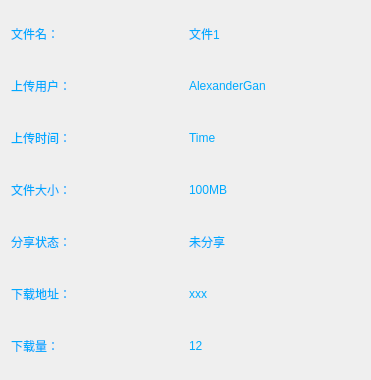
Ganwenzhao/huhu_disk_client, file mywidget/filepropertyinfo.ui: the form before one commit.
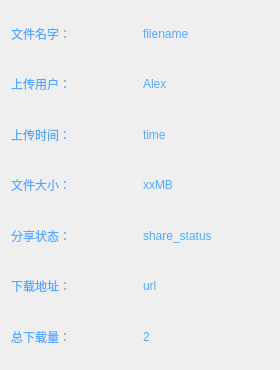
The form after the commit.

Commit message: Add some func*s in myfiles.cpp and change the UI of propertyinfo.

```diff
--- a/mywidget/filepropertyinfo.ui
+++ b/mywidget/filepropertyinfo.ui
@@ -1,170 +1,170 @@
 <?xml version="1.0" encoding="UTF-8"?>
 <ui version="4.0">
  <class>FilePropertyInfo</class>
- <widget class="QWidget" name="FilePropertyInfo">
+ <widget class="QDialog" name="FilePropertyInfo">
   <property name="geometry">
    <rect>
     <x>0</x>
     <y>0</y>
-    <width>371</width>
-    <height>380</height>
+    <width>280</width>
+    <height>370</height>
    </rect>
   </property>
   <property name="windowTitle">
-   <string>Form</string>
+   <string>Dialog</string>
   </property>
   <layout class="QGridLayout" name="gridLayout">
+   <item row="0" column="0">
+    <widget class="QLabel" name="label">
+     <property name="styleSheet">
+      <string notr="true">color: rgb(85, 170, 255);
+font: 16pt &quot;微软雅黑&quot;;</string>
+     </property>
+     <property name="text">
+      <string>文件名字：</string>
+     </property>
+    </widget>
+   </item>
    <item row="0" column="1">
     <widget class="QLabel" name="label_name">
      <property name="styleSheet">
-      <string notr="true">color: rgb(0, 170, 255);
-font: 18pt &quot;微软雅黑&quot;;</string>
+      <string notr="true">color: rgb(85, 170, 255);
+font: 16pt &quot;微软雅黑&quot;;</string>
      </property>
      <property name="text">
-      <string>文件1</string>
+      <string>filename</string>
+     </property>
+    </widget>
+   </item>
+   <item row="1" column="0">
+    <widget class="QLabel" name="label_2">
+     <property name="styleSheet">
+      <string notr="true">color: rgb(85, 170, 255);
+font: 16pt &quot;微软雅黑&quot;;</string>
+     </property>
+     <property name="text">
+      <string>上传用户：</string>
+     </property>
+    </widget>
+   </item>
+   <item row="1" column="1">
+    <widget class="QLabel" name="label_user">
+     <property name="styleSheet">
+      <string notr="true">color: rgb(85, 170, 255);
+font: 16pt &quot;微软雅黑&quot;;</string>
+     </property>
+     <property name="text">
+      <string>Alex</string>
      </property>
     </widget>
    </item>
    <item row="2" column="0">
     <widget class="QLabel" name="label_3">
      <property name="styleSheet">
-      <string notr="true">color: rgb(0, 170, 255);
-font: 18pt &quot;微软雅黑&quot;;</string>
+      <string notr="true">color: rgb(85, 170, 255);
+font: 16pt &quot;微软雅黑&quot;;</string>
      </property>
      <property name="text">
       <string>上传时间：</string>
      </property>
     </widget>
    </item>
-   <item row="3" column="1">
-    <widget class="QLabel" name="label_size">
+   <item row="2" column="1">
+    <widget class="QLabel" name="label_time">
      <property name="styleSheet">
-      <string notr="true">color: rgb(0, 170, 255);
-font: 18pt &quot;微软雅黑&quot;;</string>
+      <string notr="true">color: rgb(85, 170, 255);
+font: 16pt &quot;微软雅黑&quot;;</string>
      </property>
      <property name="text">
-      <string>100MB</string>
+      <string>time</string>
      </property>
     </widget>
    </item>
    <item row="3" column="0">
     <widget class="QLabel" name="label_4">
      <property name="styleSheet">
-      <string notr="true">color: rgb(0, 170, 255);
-font: 18pt &quot;微软雅黑&quot;;</string>
+      <string notr="true">color: rgb(85, 170, 255);
+font: 16pt &quot;微软雅黑&quot;;</string>
      </property>
      <property name="text">
       <string>文件大小：</string>
      </property>
     </widget>
    </item>
-   <item row="0" column="0">
-    <widget class="QLabel" name="label">
+   <item row="3" column="1">
+    <widget class="QLabel" name="label_size">
      <property name="styleSheet">
-      <string notr="true">color: rgb(0, 170, 255);
-font: 18pt &quot;微软雅黑&quot;;</string>
+      <string notr="true">color: rgb(85, 170, 255);
+font: 16pt &quot;微软雅黑&quot;;</string>
      </property>
      <property name="text">
-      <string>文件名：</string>
-     </property>
-    </widget>
-   </item>
-   <item row="1" column="0">
-    <widget class="QLabel" name="label_2">
-     <property name="styleSheet">
-      <string notr="true">color: rgb(0, 170, 255);
-font: 18pt &quot;微软雅黑&quot;;</string>
-     </property>
-     <property name="text">
-      <string>上传用户：</string>
-     </property>
-    </widget>
-   </item>
-   <item row="1" column="1">
-    <widget class="QLabel" name="label_user">
-     <property name="styleSheet">
-      <string notr="true">color: rgb(0, 170, 255);
-font: 18pt &quot;微软雅黑&quot;;</string>
-     </property>
-     <property name="text">
-      <string>AlexanderGan</string>
-     </property>
-    </widget>
-   </item>
-   <item row="5" column="0">
-    <widget class="QLabel" name="label_6">
-     <property name="styleSheet">
-      <string notr="true">color: rgb(0, 170, 255);
-font: 18pt &quot;微软雅黑&quot;;</string>
-     </property>
-     <property name="text">
-      <string>下载地址：</string>
-     </property>
-    </widget>
-   </item>
-   <item row="4" column="1">
-    <widget class="QLabel" name="label_share">
-     <property name="styleSheet">
-      <string notr="true">color: rgb(0, 170, 255);
-font: 18pt &quot;微软雅黑&quot;;</string>
-     </property>
-     <property name="text">
-      <string>未分享</string>
+      <string>xxMB</string>
      </property>
     </widget>
    </item>
    <item row="4" column="0">
     <widget class="QLabel" name="label_5">
      <property name="styleSheet">
-      <string notr="true">color: rgb(0, 170, 255);
-font: 18pt &quot;微软雅黑&quot;;</string>
+      <string notr="true">color: rgb(85, 170, 255);
+font: 16pt &quot;微软雅黑&quot;;</string>
      </property>
      <property name="text">
       <string>分享状态：</string>
      </property>
     </widget>
    </item>
+   <item row="4" column="1">
+    <widget class="QLabel" name="label_share">
+     <property name="styleSheet">
+      <string notr="true">color: rgb(85, 170, 255);
+font: 16pt &quot;微软雅黑&quot;;</string>
+     </property>
+     <property name="text">
+      <string>share_status</string>
+     </property>
+    </widget>
+   </item>
+   <item row="5" column="0">
+    <widget class="QLabel" name="label_6">
+     <property name="styleSheet">
+      <string notr="true">color: rgb(85, 170, 255);
+font: 16pt &quot;微软雅黑&quot;;</string>
+     </property>
+     <property name="text">
+      <string>下载地址：</string>
+     </property>
+    </widget>
+   </item>
+   <item row="5" column="1">
+    <widget class="QLabel" name="label_url">
+     <property name="styleSheet">
+      <string notr="true">color: rgb(85, 170, 255);
+font: 16pt &quot;微软雅黑&quot;;</string>
+     </property>
+     <property name="text">
+      <string>url</string>
+     </property>
+    </widget>
+   </item>
    <item row="6" column="0">
     <widget class="QLabel" name="label_7">
      <property name="styleSheet">
-      <string notr="true">color: rgb(0, 170, 255);
-font: 18pt &quot;微软雅黑&quot;;</string>
+      <string notr="true">color: rgb(85, 170, 255);
+font: 16pt &quot;微软雅黑&quot;;</string>
      </property>
      <property name="text">
-      <string>下载量：</string>
+      <string>总下载量：</string>
      </property>
     </widget>
    </item>
    <item row="6" column="1">
     <widget class="QLabel" name="label_pv">
      <property name="styleSheet">
-      <string notr="true">color: rgb(0, 170, 255);
-font: 18pt &quot;微软雅黑&quot;;</string>
+      <string notr="true">color: rgb(85, 170, 255);
+font: 16pt &quot;微软雅黑&quot;;</string>
      </property>
      <property name="text">
-      <string>12</string>
-     </property>
-    </widget>
-   </item>
-   <item row="5" column="1">
-    <widget class="QLabel" name="label_url">
-     <property name="styleSheet">
-      <string notr="true">color: rgb(0, 170, 255);
-font: 18pt &quot;微软雅黑&quot;;</string>
-     </property>
-     <property name="text">
-      <string>xxx</string>
-     </property>
-    </widget>
-   </item>
-   <item row="2" column="1">
-    <widget class="QLabel" name="label_time">
-     <property name="styleSheet">
-      <string notr="true">color: rgb(0, 170, 255);
-font: 18pt &quot;微软雅黑&quot;;</string>
-     </property>
-     <property name="text">
-      <string>Time</string>
+      <string>2</string>
      </property>
     </widget>
    </item>
```
The commit also changes 6 other files.
